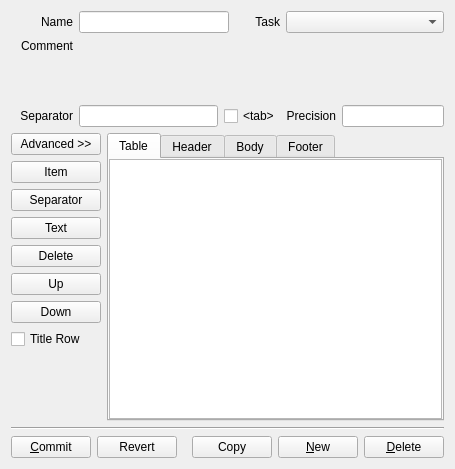
Before: the Qt Designer form copasi/UI/CQReportDefinition.ui in copasi/COPASI, drawn with Qt 5.
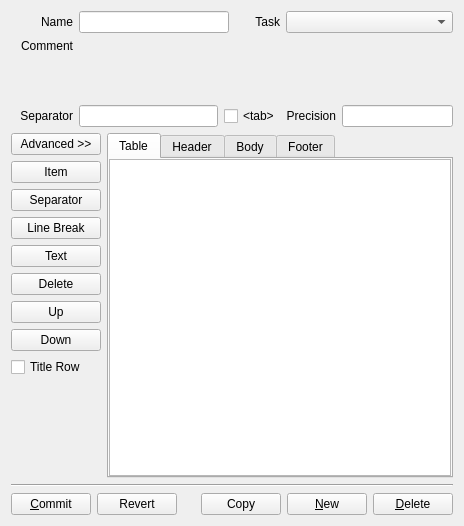
After: the same form once the commit is applied. Custom widgets are drawn as their Qt base class.

Commit message: Bug 2570. Line breaks are now fully supported in the report GUI.

The edit to the form file:
```diff
--- a/copasi/UI/CQReportDefinition.ui
+++ b/copasi/UI/CQReportDefinition.ui
@@ -21,8 +21,8 @@
    <rect>
     <x>0</x>
     <y>0</y>
-    <width>455</width>
-    <height>469</height>
+    <width>464</width>
+    <height>526</height>
    </rect>
   </property>
   <property name="caption" stdset="0">
@@ -267,6 +267,13 @@
          </property>
         </widget>
        </item>
+       <item>
+        <widget class="QPushButton" name="mpBtnLineBreak">
+         <property name="text">
+          <string>Line Break</string>
+         </property>
+        </widget>
+       </item>
        <item>
         <widget class="QPushButton" name="mpBtnText">
          <property name="sizePolicy">
```
Left out of the diff: 45 changed lines with no effect on the pictures. The commit also changes 2 other files.
